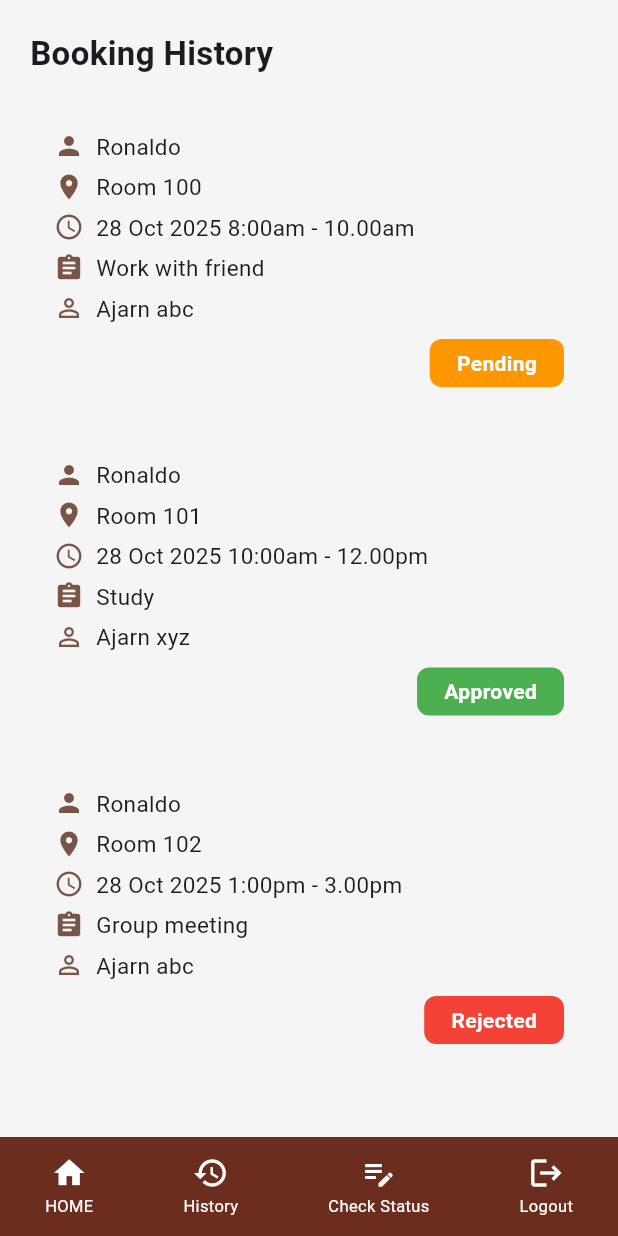
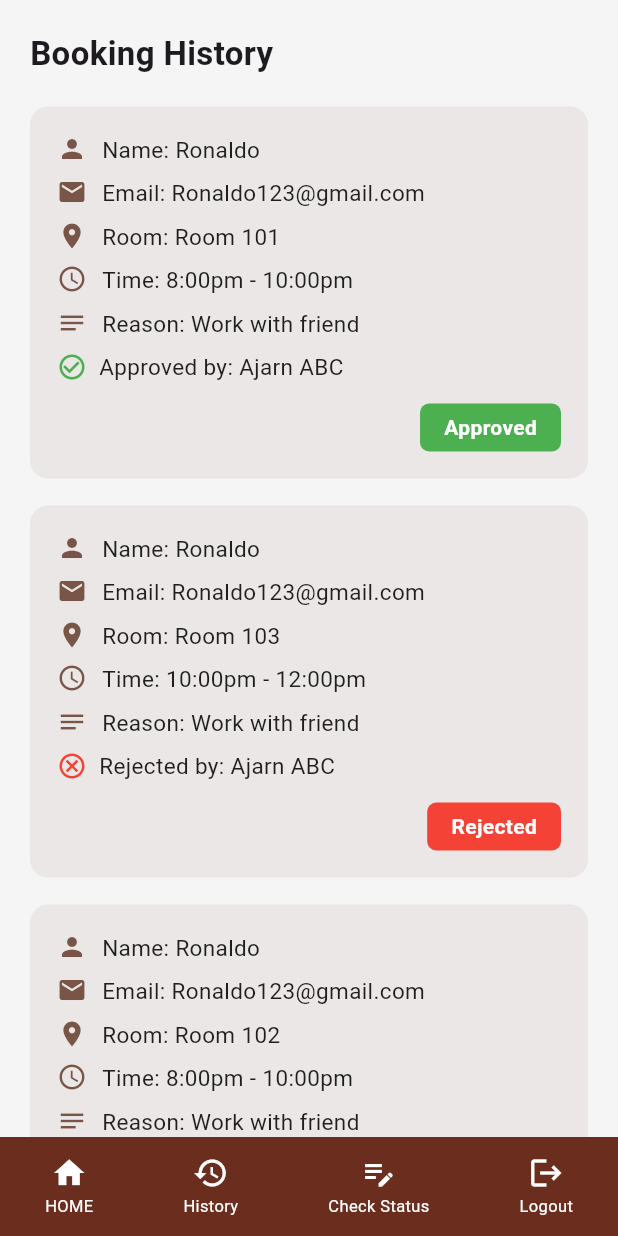
Before and after one commit to nongopal12/project_webapp_mobile_2, a Flutter app: the HistoryPage screen opened directly, on a phone screen of 412 x 824 dp. Run offline on Flutter 3.47's test engine with Material 3 defaults, Android fonts, the phone set to English and light mode, and no system bars; missing offline and left inert: flutter_course.

Commit message:
historyforusermodify

```diff
--- a/project2/lib/view/user/history_user.dart
+++ b/project2/lib/view/user/history_user.dart
@@ -9,36 +9,36 @@
     final List<Map<String, String>> bookingHistory = [
       {
         "name": "Ronaldo",
-        "room": "Room 100",
-        "date": "28 Oct 2025 8:00am - 10.00am",
-        "purpose": "Work with friend",
-        "lecturer": "Ajarn abc",
-        "status": "Pending",
-      },
-      {
-        "name": "Ronaldo",
+        "email": "Ronaldo123@gmail.com",
         "room": "Room 101",
-        "date": "28 Oct 2025 10:00am - 12.00pm",
-        "purpose": "Study",
-        "lecturer": "Ajarn xyz",
+        "time": "8:00pm - 10:00pm",
+        "reason": "Work with friend",
+        "approvedBy": "Ajarn ABC",
         "status": "Approved",
       },
       {
         "name": "Ronaldo",
+        "email": "Ronaldo123@gmail.com",
+        "room": "Room 103",
+        "time": "10:00pm - 12:00pm",
+        "reason": "Work with friend",
+        "approvedBy": "Ajarn ABC",
+        "status": "Rejected",
+      },
+      {
+        "name": "Ronaldo",
+        "email": "Ronaldo123@gmail.com",
         "room": "Room 102",
-        "date": "28 Oct 2025 1:00pm - 3.00pm",
-        "purpose": "Group meeting",
-        "lecturer": "Ajarn abc",
-        "status": "Rejected",
+        "time": "8:00pm - 10:00pm",
+        "reason": "Work with friend",
+        "approvedBy": "_",
+        "status": "Pending",
       },
     ];
 
     return Scaffold(
       backgroundColor: const Color(0xFFF5F5F5),
       body: SafeArea(
-        child: Column(
-          children: [
-            Expanded(
         child: SingleChildScrollView(
           padding: const EdgeInsets.all(20),
           child: Column(
@@ -46,55 +46,89 @@
             children: [
               const Text(
                 'Booking History',
-                      style: TextStyle(
-                        fontSize: 22,
-                        fontWeight: FontWeight.bold,
-                      ),
+                style: TextStyle(fontSize: 22, fontWeight: FontWeight.bold),
               ),
               const SizedBox(height: 20),
 
-                    // Booking
+              //  bookings
               ...bookingHistory.map((item) {
                 Color statusColor;
+                IconData statusIcon;
+                String statusLabel;
+
                 if (item['status'] == 'Approved') {
-                        statusColor = Colors.green;
-                      } else if (item['status'] == 'Pending') {
-                        statusColor = Colors.orange;
+                  statusColor = const Color(0xFF4CAF50); // green
+                  statusIcon = Icons.check_circle_outline;
+                  statusLabel = 'Approved by: ${item['approvedBy']}';
+                } else if (item['status'] == 'Rejected') {
+                  statusColor = const Color(0xFFF44336); // red
+                  statusIcon = Icons.cancel_outlined;
+                  statusLabel = 'Rejected by: ${item['approvedBy']}';
                 } else {
-                        statusColor = Colors.red;
+                  statusColor = const Color(0xFFE6D60A); // yellow
+
+                  statusIcon = Icons.remove_circle_outline;
+
+                  statusLabel = 'Approved by: _';
                 }
 
                 return Container(
-                        margin: const EdgeInsets.only(bottom: 16),
-                        padding: const EdgeInsets.all(16),
+                  margin: const EdgeInsets.only(bottom: 18),
+                  padding: const EdgeInsets.all(18),
                   decoration: BoxDecoration(
-                          color: Colors.grey.shade100,
+                    color: const Color(0xFFEAE7E6),
                     borderRadius: BorderRadius.circular(12),
                   ),
                   child: Column(
                     crossAxisAlignment: CrossAxisAlignment.start,
                     children: [
-                            _infoRow(Icons.person, item['name']!),
-                            const SizedBox(height: 6),
-                            _infoRow(Icons.location_on, item['room']!),
-                            const SizedBox(height: 6),
-                            _infoRow(Icons.access_time, item['date']!),
-                            const SizedBox(height: 6),
-                            _infoRow(Icons.assignment, item['purpose']!),
-                            const SizedBox(height: 6),
-                            _infoRow(Icons.person_outline, item['lecturer']!),
-                            const SizedBox(height: 10),
+                      _infoRow(Icons.person, 'Name: ${item['name']}'),
+                      const SizedBox(height: 8),
+                      _infoRow(Icons.email, 'Email: ${item['email']}'),
+                      const SizedBox(height: 8),
+                      _infoRow(Icons.location_on, 'Room: ${item['room']}'),
+                      const SizedBox(height: 8),
+                      _infoRow(Icons.access_time, 'Time: ${item['time']}'),
+                      const SizedBox(height: 8),
+                      _infoRow(Icons.notes, 'Reason: ${item['reason']}'),
+                      const SizedBox(height: 8),
 
+                      // Approved or Rejected by row
+                      Row(
+                        children: [
+                          Icon(
+                            statusIcon,
+                            color: item['status'] == 'Approved'
+                                ? Colors.green
+                                : item['status'] == 'Rejected'
+                                ? Colors.red
+                                : Colors.brown,
+                            size: 20,
+                          ),
+                          const SizedBox(width: 8),
+                          Text(
+                            statusLabel,
+                            style: const TextStyle(
+                              fontSize: 15,
+                              color: Colors.black87,
+                            ),
+                          ),
+                        ],
+                      ),
+
+                      const SizedBox(height: 14),
+
+                      // Status Button
                       Align(
                         alignment: Alignment.centerRight,
                         child: Container(
                           padding: const EdgeInsets.symmetric(
-                                  horizontal: 18,
+                            horizontal: 16,
                             vertical: 6,
                           ),
                           decoration: BoxDecoration(
                             color: statusColor,
-                                  borderRadius: BorderRadius.circular(8),
+                            borderRadius: BorderRadius.circular(6),
                           ),
                           child: Text(
                             item['status']!,
@@ -113,9 +147,6 @@
           ),
         ),
       ),
-          ],
-        ),
-      ),
 
       // bottom nav
       bottomNavigationBar: Container(
@@ -130,9 +161,7 @@
               _BottomNavItem(
                 icon: Icons.history,
                 label: 'History',
-                onTap: () {
-                  // here
-                },
+                onTap: () {},
               ),
               _BottomNavItem(
                 icon: Icons.edit_note,
@@ -152,13 +181,18 @@
     );
   }
 
-  //  row for icons and text
   Widget _infoRow(IconData icon, String text) {
     return Row(
+      crossAxisAlignment: CrossAxisAlignment.start,
       children: [
         Icon(icon, color: Colors.brown, size: 20),
-        const SizedBox(width: 8),
-        Expanded(child: Text(text, style: const TextStyle(fontSize: 15))),
+        const SizedBox(width: 10),
+        Expanded(
+          child: Text(
+            text,
+            style: const TextStyle(fontSize: 15, color: Colors.black87),
+          ),
+        ),
       ],
     );
   }
```
Lines whose indentation alone changed are shown as unchanged.
